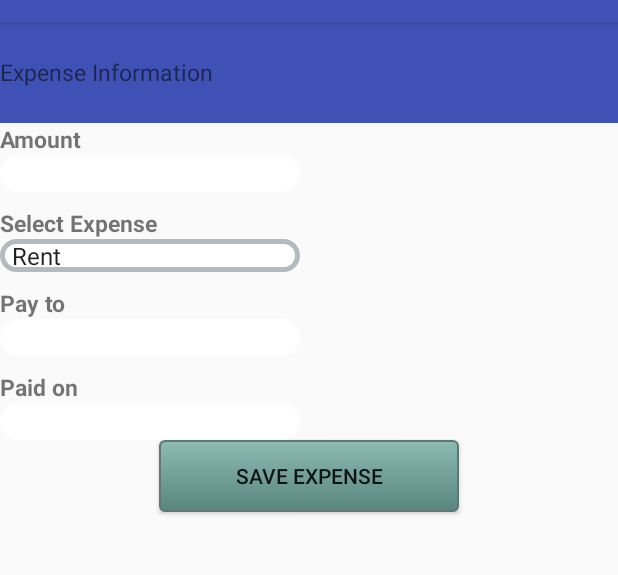
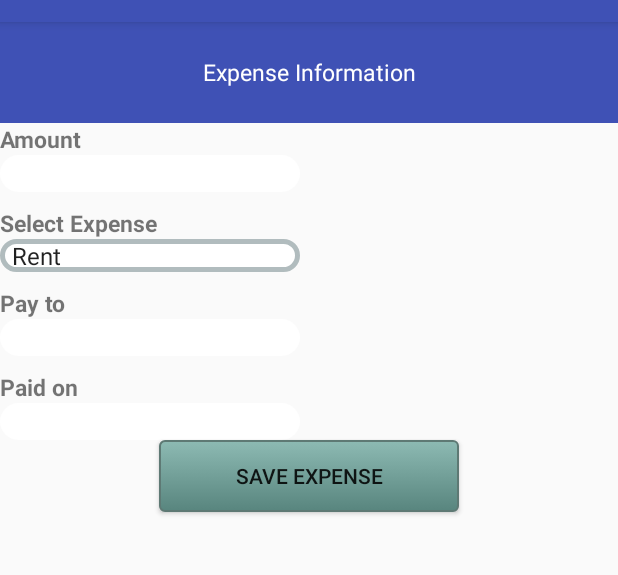
Before and after one commit to radiajan/COMP742-Mobile-Applications-Development, an Android app: the addExpense screen opened directly, with no data from a screen before it, on a phone screen of 412 x 824 dp, the part 62-637 px from its top. Run offline under Robolectric (Android 15) with nearby library versions, the phone set to English and light mode, and no system bars.

Commit message:
changed UI

```diff
--- a/10Ants/app/src/main/res/layout/add_expenses.xml
+++ b/10Ants/app/src/main/res/layout/add_expenses.xml
@@ -10,6 +10,8 @@
         <TextView
             android:text="@string/information_expense"
             android:layout_gravity="center_vertical"
+            android:textAlignment="center"
+            android:textColor="@color/cardview_light_background"
             android:textSize="15sp"/>
     </TableRow>
 
--- a/10Ants/app/src/main/res/layout/add_property.xml
+++ b/10Ants/app/src/main/res/layout/add_property.xml
@@ -10,6 +10,8 @@
         <TextView
             android:text="@string/information_property"
             android:layout_gravity="center_vertical"
+            android:textAlignment="center"
+            android:textColor="@color/cardview_light_background"
             android:textSize="15sp"/>
     </TableRow>
 
--- a/10Ants/app/src/main/res/layout/add_tenant.xml
+++ b/10Ants/app/src/main/res/layout/add_tenant.xml
@@ -11,6 +11,8 @@
         <TextView
             android:text="@string/information_tenant"
             android:layout_gravity="center_vertical"
+            android:textAlignment="center"
+            android:textColor="@color/cardview_light_background"
             android:textSize="15sp"/>
     </TableRow>
 
```
